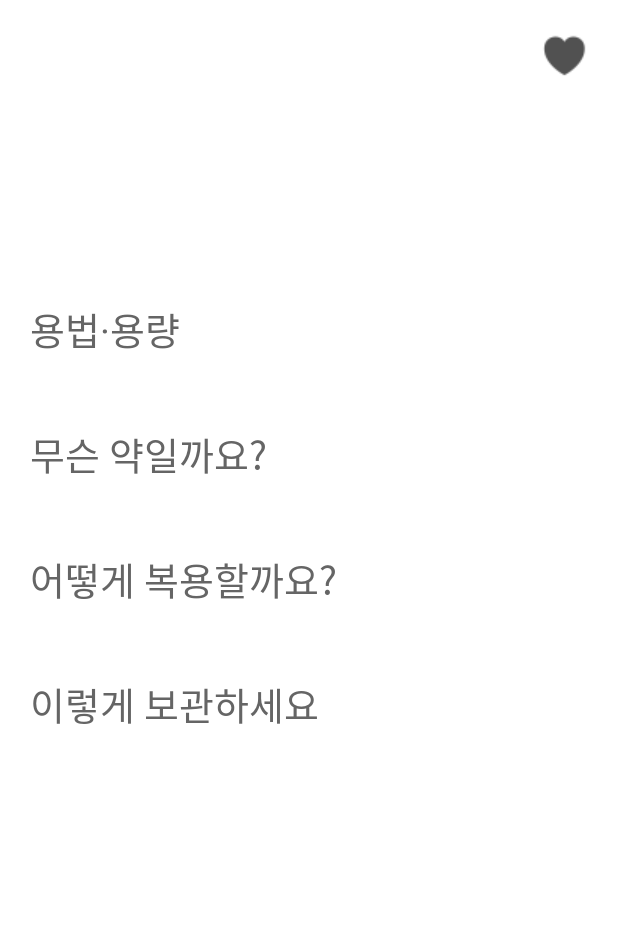
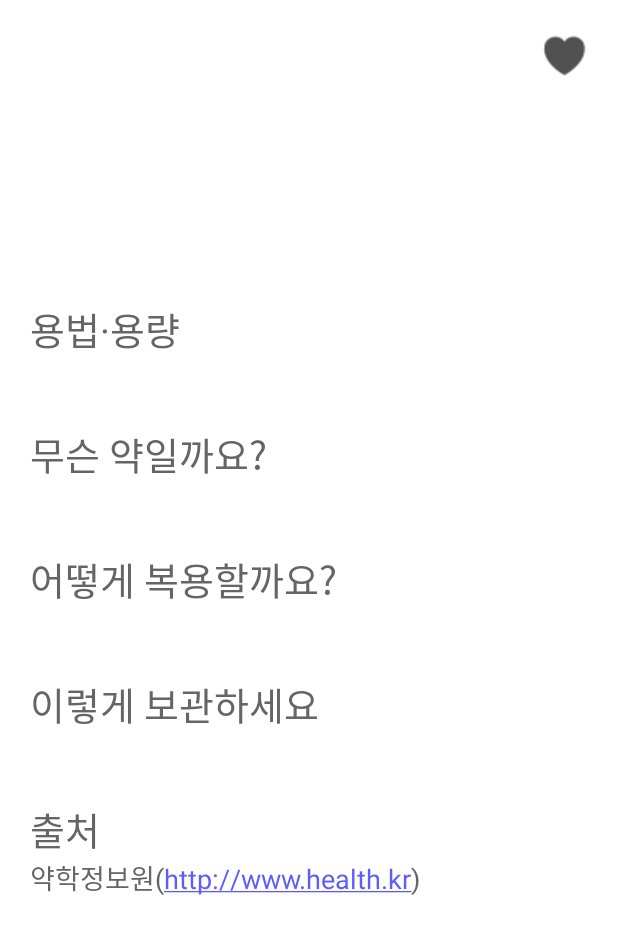
Before and after one commit to uihyun/medic, an Android app: the ResultActivity screen opened directly, with no data from a screen before it, on a phone screen of 412 x 824 dp. Shown: the top 934 px of the screen. Run offline under Robolectric (Android 15) with nearby library versions, the phone set to English and light mode, and no system bars; 5 statements that could not run were skipped.

Commit message:
result, info 화면에 출처 추가. 버전 1.0.0으로 변경.

```diff
--- a/app/src/main/java/com/uihyun/medic/page/ResultActivity.java
+++ b/app/src/main/java/com/uihyun/medic/page/ResultActivity.java
@@ -55,6 +55,8 @@ public class ResultActivity extends Activity {
     private TextView guideUsageContent;
     private TextView guideStore;
     private TextView guideStoreContent;
+    private TextView guideRef;
+    private TextView guideRefContent;
 
     @Override
     protected void onCreate(Bundle savedInstanceState) {
@@ -86,6 +88,8 @@ public class ResultActivity extends Activity {
         guideUsageContent = (TextView) findViewById(R.id.guide_usage_content);
         guideStore = (TextView) findViewById(R.id.guide_store);
         guideStoreContent = (TextView) findViewById(R.id.guide_store_content);
+        guideRef = (TextView) findViewById(R.id.guide_ref);
+        guideRefContent = (TextView) findViewById(R.id.guide_ref_content);
 
         final SharedPreferences prefs = getSharedPreferences("favorite", MODE_PRIVATE);
         for (int i = 0; i < SplashActivity.favoriteMedicineList.size(); i++) {
@@ -348,6 +352,8 @@ public class ResultActivity extends Activity {
             guideUsageContent.setText(medicine.getUsage());
             guideStore.setText(R.string.guide_store);
             guideStoreContent.setText(medicine.getStore());
+            guideRef.setText(R.string.guide_ref);
+            guideRefContent.setText(R.string.guide_ref_content);
         }
     }
 }
--- a/app/src/main/res/layout/activity_info.xml
+++ b/app/src/main/res/layout/activity_info.xml
@@ -14,8 +14,8 @@
         android:layout_width="match_parent"
         android:layout_height="wrap_content"
         android:layout_marginTop="50dp"
+        android:autoLink="web"
         android:textColor="#656565"
-        android:autoLink="web"
         android:textSize="20dp" />
 
 </LinearLayout>
--- a/app/src/main/res/layout/activity_result.xml
+++ b/app/src/main/res/layout/activity_result.xml
@@ -172,7 +172,23 @@
                 android:id="@+id/guide_store_content"
                 android:layout_width="match_parent"
                 android:layout_height="wrap_content"
-                android:layout_marginBottom="20dp"
+                android:textColor="#656565"
+                android:textSize="18dp" />
+
+            <TextView
+                android:id="@+id/guide_ref"
+                android:layout_width="match_parent"
+                android:layout_height="wrap_content"
+                android:layout_marginTop="20dp"
+                android:textColor="#656565"
+                android:textSize="25dp" />
+
+            <TextView
+                android:id="@+id/guide_ref_content"
+                android:layout_width="match_parent"
+                android:layout_height="wrap_content"
+                android:layout_marginBottom="30dp"
+                android:autoLink="web"
                 android:textColor="#656565"
                 android:textSize="18dp" />
         </LinearLayout>
--- a/app/src/main/res/values/strings.xml
+++ b/app/src/main/res/values/strings.xml
@@ -7,6 +7,8 @@
     <string name="guide_what">무슨 약일까요?</string>
     <string name="guide_how">어떻게 복용할까요?</string>
     <string name="guide_store">이렇게 보관하세요</string>
+    <string name="guide_ref">출처</string>
+    <string name="guide_ref_content">약학정보원(http://www.health.kr)</string>
     <string name="button_search">찾기</string>
     <string name="prompt_type">제형을 선택하세요</string>
     <string name="prompt_color">색을 선택하세요</string>
@@ -19,8 +21,9 @@
         \n\n제공되는 그 어떤 정보도 의사, 약사 등 전문적인 판단을 대신 할 수 없습니다.
         \n\n정보활용에 있어 모든 책임은 이를 이용하는 본인에게 있으며 어떠한 사고 발생시에도 본 앱 제공자는 책임을 지지 않습니다.
         \n\n모든 정보는 약학정보원의 정보를 토대로 이루어져 있습니다.
-        \n자세한 정보는 아래 주소를 확인해주세요.
-        \n\nhttp://www.health.kr/</string>
+        \n자세한 정보는 아래 사이트에서 확인해주세요.
+        \n\n약학정보원
+        \nhttp://www.health.kr/</string>
     <string name="about_feedback">Review로 Feedback을 남겨주세요.\n참고하도록 하겠습니다.\n\n이용해 주셔서 감사합니다.\n\n</string>
-    <string name="about_version">MeDic version 0.8.4</string>
+    <string name="about_version">MeDic version 1.0.0</string>
 </resources>
```
